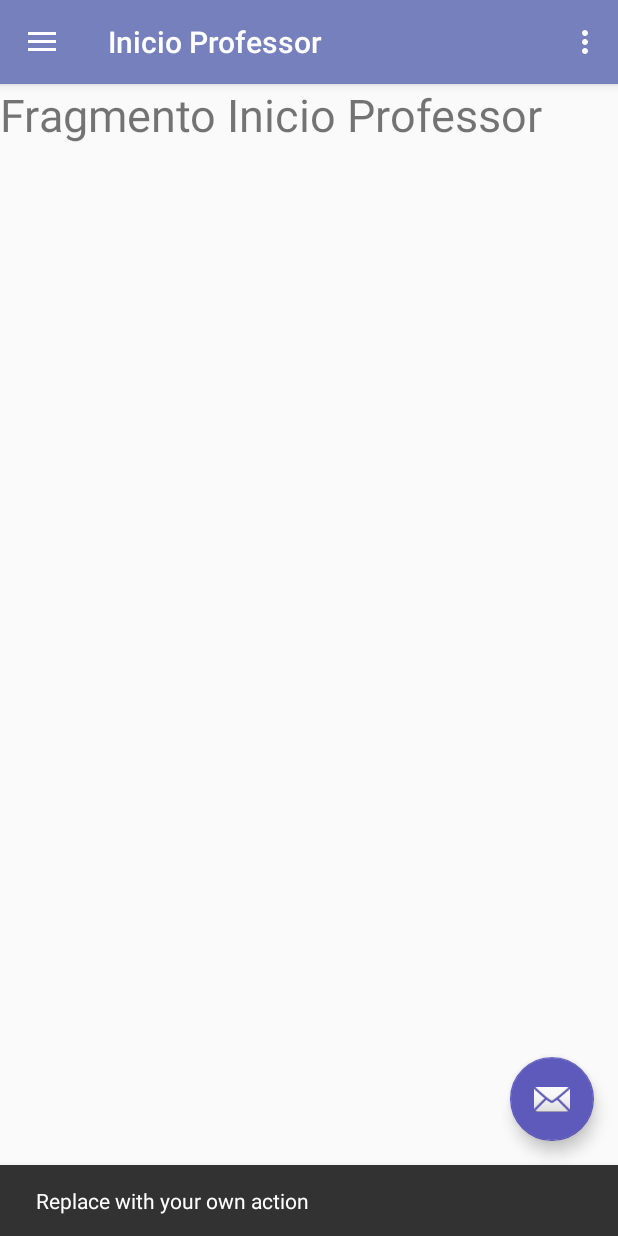
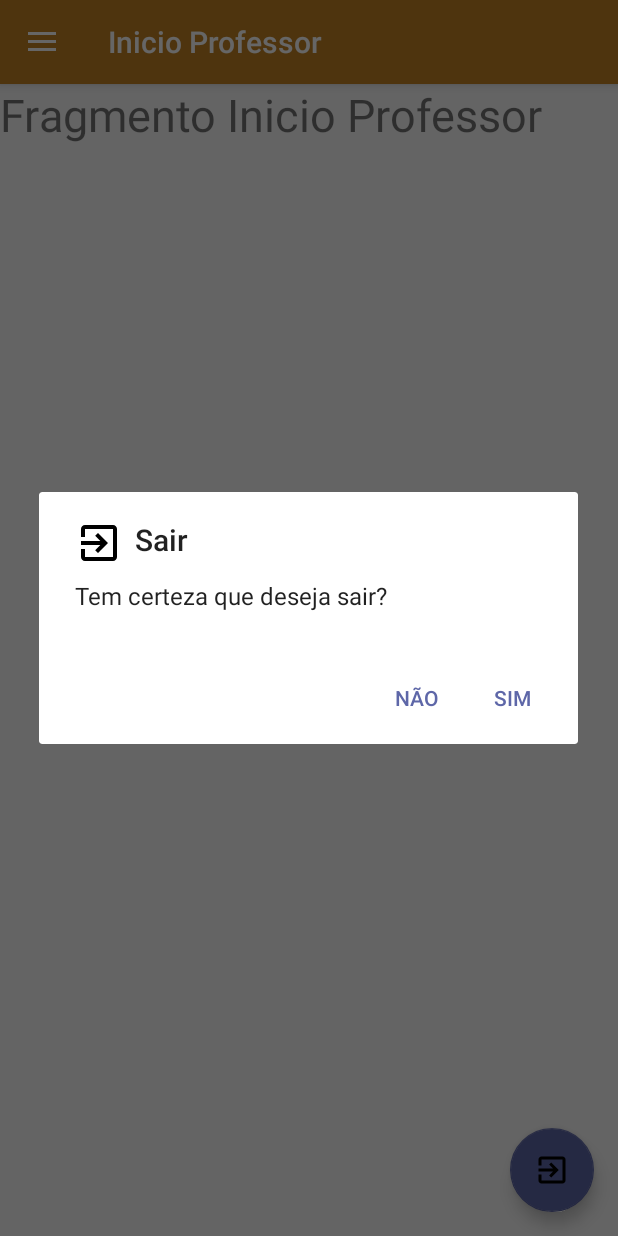
Before and after one commit to Thalitoviskis/RepositorioRemotoBO, an Android app: the ProfessorActivity screen opened directly, with no data from a screen before it, after a tap on an icon or button, on a phone screen of 412 x 824 dp. Run offline under Robolectric (Android 15) with nearby library versions, the phone set to English and light mode, and no system bars; our stand-ins replace navigation-ui.

Commit message:
Arrumando layout aluno e professor

```diff
--- a/AndroidBoletimOnline/app/src/main/AndroidManifest.xml
+++ b/AndroidBoletimOnline/app/src/main/AndroidManifest.xml
@@ -24,7 +24,6 @@
         <activity android:name=".TelaRedefinirSenha"
             android:theme="@style/Theme.AppCompat.NoActionBar"/>
 
-        <activity android:name=".OutraTela" />
         <activity android:name=".Splash">
             <intent-filter>
                 <action android:name="android.intent.action.MAIN" />
--- a/AndroidBoletimOnline/app/src/main/java/com/example/AndroidBoletimOnline/ProfessorActivity.java
+++ b/AndroidBoletimOnline/app/src/main/java/com/example/AndroidBoletimOnline/ProfessorActivity.java
@@ -1,5 +1,6 @@
 package com.example.AndroidBoletimOnline;
 
+import android.content.DialogInterface;
 import android.os.Bundle;
 import android.view.View;
 import android.view.Menu;
@@ -8,6 +9,7 @@ import com.google.android.material.floatingactionbutton.FloatingActionButton;
 import com.google.android.material.snackbar.Snackbar;
 import com.google.android.material.navigation.NavigationView;
 
+import androidx.appcompat.app.AlertDialog;
 import androidx.navigation.NavController;
 import androidx.navigation.Navigation;
 import androidx.navigation.ui.AppBarConfiguration;
@@ -24,35 +26,72 @@ public class ProfessorActivity extends AppCompatActivity {
     protected void onCreate(Bundle savedInstanceState) {
         super.onCreate(savedInstanceState);
         setContentView(R.layout.activity_professor);
+
+        //Configura barra de navegação
         Toolbar toolbar = findViewById(R.id.toolbar);
         setSupportActionBar(toolbar);
+
+        //código responsavel pelo icone de Mensagem
         FloatingActionButton fab = findViewById(R.id.fab);
         fab.setOnClickListener(new View.OnClickListener() {
-            @Override
-            public void onClick(View view) {
-                Snackbar.make(view, "Replace with your own action", Snackbar.LENGTH_LONG)
-                        .setAction("Action", null).show();
-            }
-        });
+                                   @Override
+                                   public void onClick(View view) { exibirConfirmação();
+                                   }
+                                   //finish();
+                                   //Snackbar.make(view, "Replace with your own action", Snackbar.LENGTH_LONG)
+                                   //.setAction("Action", null).show();
+                               }
+        );
+
+        //Cria referencia para toda a area do Navigation Drawer
         DrawerLayout drawer = findViewById(R.id.drawer_layout);
+
+        //Cria referencia para a area de navegação
         NavigationView navigationView = findViewById(R.id.nav_view);
-        // Passing each menu ID as a set of Ids because each
-        // menu should be considered as top level destinations.
+
+        //Define configurações do navigation drawer
         mAppBarConfiguration = new AppBarConfiguration.Builder(
                 R.id.inicioProfessorFragment, R.id.atividadeProfessorFragment, R.id.atribuicaoNotasfragment)
                 .setDrawerLayout(drawer)
                 .build();
+
+        //Configura a area que carrega os fragments
         NavController navController = Navigation.findNavController(this, R.id.nav_host_fragment);
+
+        //Responsavel pelo botão do lado que abre o menu gaveta
         NavigationUI.setupActionBarWithNavController(this, navController, mAppBarConfiguration);
+
+        //Configura a navegação para o navigation view(se eu clico em algum icone do menu, ele nao abre)
         NavigationUI.setupWithNavController(navigationView, navController);
     }
 
-    @Override
-    public boolean onCreateOptionsMenu(Menu menu) {
+        public void exibirConfirmação () {
+            AlertDialog.Builder msgBox = new AlertDialog.Builder(this);
+            msgBox.setTitle("Sair");
+            msgBox.setIcon(R.drawable.ic_menu_sair);
+            msgBox.setMessage("Tem certeza que deseja sair?");
+            msgBox.setNegativeButton("Não", new DialogInterface.OnClickListener() {
+                @Override
+                public void onClick(DialogInterface dialogInterface, int i) {
+                }
+            });
+            msgBox.setPositiveButton("Sim", new DialogInterface.OnClickListener() {
+                @Override
+                public void onClick(DialogInterface dialogInterface, int i) {
+                    finish();
+                }
+            });
+            msgBox.show();
+        }
+
+
+
+    //@Override
+   //public boolean onCreateOptionsMenu(Menu menu) {
         // Inflate the menu; this adds items to the action bar if it is present.
-        getMenuInflater().inflate(R.menu.professor, menu);
-        return true;
-    }
+       // getMenuInflater().inflate(R.menu.professor, menu);
+       // return true;
+    //}
 
     @Override
     public boolean onSupportNavigateUp() {
--- a/AndroidBoletimOnline/app/src/main/res/layout/app_bar_professor.xml
+++ b/AndroidBoletimOnline/app/src/main/res/layout/app_bar_professor.xml
@@ -15,7 +15,7 @@
             android:id="@+id/toolbar"
             android:layout_width="match_parent"
             android:layout_height="?attr/actionBarSize"
-            android:background="?attr/colorPrimary"
+            android:background="#c48323"
             app:popupTheme="@style/AppTheme.PopupOverlay" />
 
     </com.google.android.material.appbar.AppBarLayout>
@@ -28,6 +28,6 @@
         android:layout_height="wrap_content"
         android:layout_gravity="bottom|end"
         android:layout_margin="@dimen/fab_margin"
-        app:srcCompat="@android:drawable/ic_dialog_email" />
+        app:srcCompat="@drawable/ic_menu_sair" />
 
 </androidx.coordinatorlayout.widget.CoordinatorLayout>
--- a/AndroidBoletimOnline/app/src/main/res/layout/content_tela_principal.xml
+++ b/AndroidBoletimOnline/app/src/main/res/layout/content_tela_principal.xml
@@ -13,6 +13,7 @@
         android:layout_width="match_parent"
         android:layout_height="match_parent"
         app:defaultNavHost="true"
+        app:layout_constraintHorizontal_bias="1.0"
         app:layout_constraintLeft_toLeftOf="parent"
         app:layout_constraintRight_toRightOf="parent"
         app:layout_constraintTop_toTopOf="parent"
--- a/AndroidBoletimOnline/app/src/main/res/layout/nav_header_tela_principal.xml
+++ b/AndroidBoletimOnline/app/src/main/res/layout/nav_header_tela_principal.xml
@@ -3,7 +3,7 @@
     xmlns:app="http://schemas.android.com/apk/res-auto"
     android:layout_width="match_parent"
     android:layout_height="@dimen/nav_header_height"
-    android:background="@color/design_default_color_primary"
+    android:background="#5e67a8"
     android:gravity="bottom"
     android:orientation="vertical"
     android:paddingLeft="@dimen/activity_horizontal_margin"
@@ -14,8 +14,8 @@
 
     <ImageView
         android:id="@+id/ImvLogo"
-        android:layout_width="113dp"
-        android:layout_height="75dp"
+        android:layout_width="138dp"
+        android:layout_height="84dp"
         app:srcCompat="@drawable/logo" />
 
     <TextView
--- a/AndroidBoletimOnline/app/src/main/res/menu/activity_professor_drawer.xml
+++ b/AndroidBoletimOnline/app/src/main/res/menu/activity_professor_drawer.xml
@@ -16,5 +16,6 @@
             android:id="@+id/atribuicaoNotasfragment"
             android:icon="@drawable/ic_menu_nota"
             android:title="Atribuição de Notas" />
+
     </group>
 </menu>
--- a/AndroidBoletimOnline/app/src/main/res/values/colors.xml
+++ b/AndroidBoletimOnline/app/src/main/res/values/colors.xml
@@ -2,5 +2,5 @@
 <resources>
     <color name="colorPrimary">#7580BD</color>
     <color name="colorPrimaryDark">#5D5ABC</color>
-    <color name="colorAccent">#5D5ABC</color>
+    <color name="colorAccent">#5e67a8</color>
 </resources>
```
Also changed, not shown: AndroidBoletimOnline/app/src/main/java/com/example/AndroidBoletimOnline/OutraTela.java (deleted, +0 -51 lines), AndroidBoletimOnline/app/src/main/res/layout/activity_outra_tela.xml (deleted, +0 -25 lines), AndroidBoletimOnline/app/src/main/res/layout/app_bar_tela_principal.xml (+7 -7 lines), AndroidBoletimOnline/app/src/main/res/layout/fragment_gallery.xml (deleted, +0 -22 lines), AndroidBoletimOnline/app/src/main/res/layout/fragment_home.xml (deleted, +0 -22 lines), AndroidBoletimOnline/app/src/main/res/layout/fragment_slideshow.xml (deleted, +0 -22 lines), AndroidBoletimOnline/app/src/main/res/layout/nav_header_professor.xml (+4 -4 lines).
